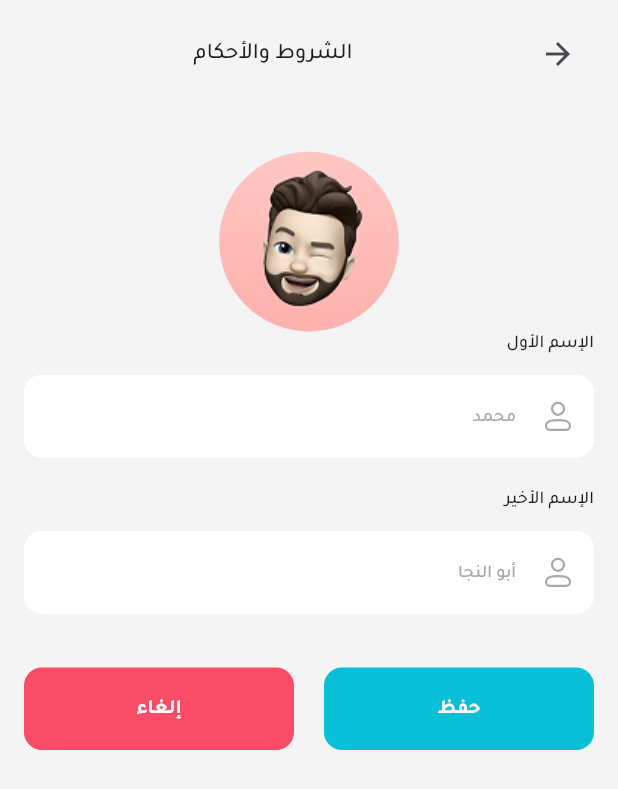
After one commit to AliKamar34/Nafas, a Flutter app: the AccountDataView screen opened by its route, on a phone screen of 412 x 824 dp. The commit adds this screen. Shown: the top 789 px of the screen. Run offline on Flutter 3.47's test engine with Material 3 defaults, Android fonts, the phone set to English and light mode, and no system bars; our stand-ins replace animated_splash_screen, flutter_svg, google_nav_bar, lottie, shared_preferences, smooth_page_indicator; accounts and stored records are empty.

Commit message:
add AccountDataView and AccountDataViewBody for user account management

```diff
--- /dev/null
+++ b/lib/features/setting/presentation/view/account_data_view.dart
@@ -0,0 +1,20 @@
+import 'package:flutter/material.dart';
+import 'package:nafas_app/features/setting/presentation/view/widgets/account_data_view_body.dart';
+
+class AccountDataView extends StatelessWidget {
+  const AccountDataView({super.key});
+  static const routeName = 'accountDataView';
+  @override
+  Widget build(BuildContext context) {
+    return SafeArea(
+      child: Scaffold(
+        body: Padding(
+          padding: const EdgeInsets.symmetric(
+            horizontal: 16,
+          ),
+          child: const AccountDataViewBody(),
+        ),
+      ),
+    );
+  }
+}
--- /dev/null
+++ b/lib/features/setting/presentation/view/widgets/account_data_view_body.dart
@@ -0,0 +1,81 @@
+import 'package:flutter/material.dart';
+import 'package:nafas_app/core/utils/app_colors.dart';
+import 'package:nafas_app/core/utils/app_custom_icons.dart';
+import 'package:nafas_app/core/utils/app_images.dart';
+import 'package:nafas_app/core/utils/app_text_styles.dart';
+import 'package:nafas_app/core/widgets/custom_button.dart';
+import 'package:nafas_app/core/widgets/custom_text_field.dart';
+
+class AccountDataViewBody extends StatelessWidget {
+  const AccountDataViewBody({super.key});
+
+  @override
+  Widget build(BuildContext context) {
+    return Column(
+      children: [
+        SizedBox(height: 12),
+        Row(
+          children: [
+            IconButton(
+                onPressed: () {
+                  Navigator.pop(context);
+                },
+                icon: Icon(Icons.arrow_back)),
+            Spacer(flex: 1),
+            Text(
+              'الشروط والأحكام',
+              style: TextStyles.medium20(context),
+            ),
+            Spacer(flex: 1),
+          ],
+        ),
+        SizedBox(height: 41),
+        CircleAvatar(
+          radius: 60,
+          backgroundImage: AssetImage(Assets.selfieAvatar),
+        ),
+        CustomTextField(
+          lable: 'الإسم الأول',
+          hint: 'محمد',
+          icon: AppCustomIcons.humanIcon,
+        ),
+        SizedBox(height: 20),
+        CustomTextField(
+          lable: 'الإسم الأخير',
+          hint: 'أبو النجا',
+          icon: AppCustomIcons.humanIcon,
+        ),
+        SizedBox(height: 36),
+        Row(
+          spacing: 20,
+          children: [
+            Expanded(child: CustomButton(onPressed: () {}, text: 'حفظ')),
+            Expanded(
+              child: SizedBox(
+                width: double.infinity,
+                height: 55.0,
+                child: TextButton(
+                  style: TextButton.styleFrom(
+                    shape: RoundedRectangleBorder(
+                      borderRadius: BorderRadius.circular(12.0),
+                    ),
+                    backgroundColor: AppColors.importantButtonsBackgroundColor,
+                  ),
+                  onPressed: () {
+                    Navigator.pop(context);
+                  },
+                  child: Text(
+                    'إلغاء',
+                    style: TextStyles.bold18(context).copyWith(
+                      color: Colors.white,
+                    ),
+                  ),
+                ),
+              ),
+            ),
+          ],
+        ),
+      ],
+    );
+  }
+}
--- a/lib/features/setting/presentation/view/widgets/custom_settings_container.dart
+++ b/lib/features/setting/presentation/view/widgets/custom_settings_container.dart
@@ -10,14 +10,17 @@ class CustomSettingsContainer extends StatelessWidget {
     required this.icon,
     required this.lable,
     required this.padding,
+    this.onTap,
   });
   final Widget? lastWidget;
   final String icon;
   final String lable;
   final EdgeInsetsGeometry padding;
+  final void Function()? onTap;
   @override
   Widget build(BuildContext context) {
     return InkWell(
+      onTap: onTap,
       child: CustomContainer(
         child: Padding(
           padding: padding,
--- a/lib/features/setting/presentation/view/widgets/settings_actions.dart
+++ b/lib/features/setting/presentation/view/widgets/settings_actions.dart
@@ -1,5 +1,8 @@
 import 'package:flutter/material.dart';
 import 'package:nafas_app/core/utils/app_custom_icons.dart';
+import 'package:nafas_app/features/setting/presentation/view/account_data_view.dart';
+import 'package:nafas_app/features/setting/presentation/view/privacy_view.dart';
+import 'package:nafas_app/features/setting/presentation/view/rules_view.dart';
 import 'package:nafas_app/features/setting/presentation/view/widgets/custom_settings_container.dart';
 import 'package:nafas_app/features/setting/presentation/view/widgets/custom_settings_tap_to_expand.dart';
 import 'package:nafas_app/features/setting/presentation/view/widgets/custom_switcher.dart';
@@ -25,6 +28,9 @@ class SettingsActions extends StatelessWidget {
                 padding: EdgeInsets.zero,
                 icon: AppCustomIcons.accountDataIcon,
                 lable: 'بيانات الحساب',
+                onTap: () {
+                  Navigator.pushNamed(context, AccountDataView.routeName);
+                },
               ),
               CustomSettingsContainer(
                 padding: EdgeInsets.zero,
@@ -59,11 +65,17 @@ class SettingsActions extends StatelessWidget {
                 padding: EdgeInsets.zero,
                 icon: AppCustomIcons.rulesIcon,
                 lable: 'الشروط والأحكام ',
+                onTap: () {
+                  Navigator.pushNamed(context, RulesView.routeName);
+                },
               ),
               CustomSettingsContainer(
                 padding: EdgeInsets.zero,
                 icon: AppCustomIcons.privacyIcon,
                 lable: 'سياسية الخصوصية',
+                onTap: () {
+                  Navigator.pushNamed(context, PrivacyView.routeName);
+                },
               ),
             ],
           ),
```
